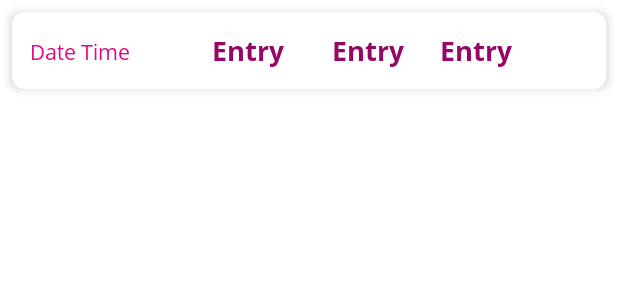
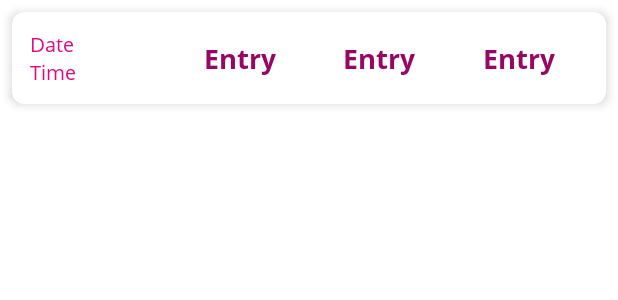
Before and after one commit to harsh-weather/Health-Tracker, an Android app: the layout card_item_general.xml on its own in the app's theme, with its tools: preview values and no code run, on a phone screen of 412 x 824 dp. Shown: the top 300 px of the screen. Run offline under Robolectric (Android 15) with nearby library versions, the phone set to English and light mode, and no system bars; Roboto replaces fonts that are not available here.

Commit message:
release-1 + separated date time

```diff
--- a/app/src/main/java/com/example/tabbed_test/CardAdapterBpm.java
+++ b/app/src/main/java/com/example/tabbed_test/CardAdapterBpm.java
@@ -29,8 +29,10 @@ public class CardAdapterBpm extends RecyclerView.Adapter<MyViewHolder> {
     @Override
     public void onBindViewHolder(@NonNull MyViewHolder holder, int position) {
         holder.mEntry.setText(recordList.get(position).getBpm());
-        holder.mDateTime.setText((recordList.get(position).getDate()));
-
+        holder.mDate.setText((recordList.get(position).getDate()));
+        String[] date_time = recordList.get(position).getDate().split(" ");
+        holder.mDate.setText(date_time[0]);
+        holder.mTime.setText(date_time[1]);
     }
 
     @Override
--- a/app/src/main/java/com/example/tabbed_test/CardAdapterGeneral.java
+++ b/app/src/main/java/com/example/tabbed_test/CardAdapterGeneral.java
@@ -31,7 +31,9 @@ public class CardAdapterGeneral extends RecyclerView.Adapter<MyViewHolderGeneral
         holder.mEntry1.setText(recordList.get(position).getOxygen());
         holder.mEntry2.setText(recordList.get(position).getBpm());
         holder.mEntry3.setText(recordList.get(position).getTemp());
-        holder.mDateTime.setText((recordList.get(position).getDate()));
+        String[] date_time = recordList.get(position).getDate().split(" ");
+        holder.mDate.setText(date_time[0]);
+        holder.mTime.setText(date_time[1]);
     }
 
     @Override
--- a/app/src/main/java/com/example/tabbed_test/CardAdapterOxygen.java
+++ b/app/src/main/java/com/example/tabbed_test/CardAdapterOxygen.java
@@ -29,8 +29,10 @@ public class CardAdapterOxygen extends RecyclerView.Adapter<MyViewHolder> {
     @Override
     public void onBindViewHolder(@NonNull MyViewHolder holder, int position) {
         holder.mEntry.setText(recordList.get(position).getOxygen());
-        holder.mDateTime.setText((recordList.get(position).getDate()));
-
+        holder.mDate.setText((recordList.get(position).getDate()));
+        String[] date_time = recordList.get(position).getDate().split(" ");
+        holder.mDate.setText(date_time[0]);
+        holder.mTime.setText(date_time[1]);
     }
 
     @Override
--- a/app/src/main/java/com/example/tabbed_test/CardAdapterTemp.java
+++ b/app/src/main/java/com/example/tabbed_test/CardAdapterTemp.java
@@ -29,8 +29,10 @@ public class CardAdapterTemp extends RecyclerView.Adapter<MyViewHolder> {
     @Override
     public void onBindViewHolder(@NonNull MyViewHolder holder, int position) {
         holder.mEntry.setText(recordList.get(position).getTemp());
-        holder.mDateTime.setText((recordList.get(position).getDate()));
-
+        holder.mDate.setText((recordList.get(position).getDate()));
+        String[] date_time = recordList.get(position).getDate().split(" ");
+        holder.mDate.setText(date_time[0]);
+        holder.mTime.setText(date_time[1]);
     }
 
     @Override
--- a/app/src/main/java/com/example/tabbed_test/MyViewHolderGeneral.java
+++ b/app/src/main/java/com/example/tabbed_test/MyViewHolderGeneral.java
@@ -8,7 +8,7 @@ import androidx.recyclerview.widget.RecyclerView;
 
 public class MyViewHolderGeneral extends RecyclerView.ViewHolder {
 
-    TextView mEntry1, mEntry2, mEntry3, mDateTime;
+    TextView mEntry1, mEntry2, mEntry3, mDate, mTime;
 
     public MyViewHolderGeneral(@NonNull View itemView) {
         super(itemView);
@@ -16,6 +16,7 @@ public class MyViewHolderGeneral extends RecyclerView.ViewHolder {
         this.mEntry1 = itemView.findViewById(R.id.card_entry1);
         this.mEntry2 = itemView.findViewById(R.id.card_entry2);
         this.mEntry3 = itemView.findViewById(R.id.card_entry3);
-        this.mDateTime = itemView.findViewById(R.id.card_dateTime);
+        this.mDate = itemView.findViewById(R.id.card_date);
+        this.mTime = itemView.findViewById(R.id.card_time_general);
     }
 }
--- a/app/src/main/res/layout/activity_main.xml
+++ b/app/src/main/res/layout/activity_main.xml
@@ -17,7 +17,7 @@
         android:layout_width="match_parent"
         android:layout_height="match_parent"
         android:layout_gravity="start"
-        android:background="@color/toolbar_dark"
+        android:background="@color/toolbar_darkest"
         android:fitsSystemWindows="true"
         app:headerLayout="@layout/nav_header"
         app:itemIconTint="@color/white"
--- a/app/src/main/res/layout/card_item_general.xml
+++ b/app/src/main/res/layout/card_item_general.xml
@@ -7,65 +7,85 @@
     android:padding="8dp"
     app:cardBackgroundColor="@color/card_bg"
     app:cardCornerRadius="8dp"
-    app:cardElevation="4dp">
+    app:cardElevation="4dp"
+    app:layout_constraintHeight_percent="0.1">
 
     <androidx.constraintlayout.widget.ConstraintLayout
         android:layout_width="match_parent"
-        android:layout_height="wrap_content"
+        android:layout_height="match_parent"
         android:padding="12dp">
 
         <TextView
             android:id="@+id/card_entry1"
             android:layout_width="wrap_content"
             android:layout_height="wrap_content"
-            android:layout_marginStart="24dp"
-            android:layout_marginLeft="24dp"
             android:fontFamily="@font/open_sans_bold"
             android:text="Entry"
             android:textAppearance="@style/TextAppearance.AppCompat.Medium"
             android:textColor="@color/card_main_text"
             app:layout_constraintBottom_toBottomOf="parent"
-            app:layout_constraintStart_toEndOf="@+id/card_dateTime"
+            app:layout_constraintEnd_toStartOf="@+id/guideline3"
+            app:layout_constraintHorizontal_bias="0.5"
+            app:layout_constraintStart_toStartOf="@+id/guideline2"
             app:layout_constraintTop_toTopOf="parent" />
 
         <TextView
             android:id="@+id/card_entry2"
             android:layout_width="wrap_content"
             android:layout_height="wrap_content"
-            android:layout_marginStart="32dp"
-            android:layout_marginLeft="32dp"
             android:fontFamily="@font/open_sans_bold"
             android:text="Entry"
             android:textAppearance="@style/TextAppearance.AppCompat.Medium"
             android:textColor="@color/card_main_text"
             app:layout_constraintBottom_toBottomOf="parent"
-            app:layout_constraintStart_toEndOf="@+id/card_entry1"
+            app:layout_constraintEnd_toStartOf="@+id/guideline4"
+            app:layout_constraintHorizontal_bias="0.5"
+            app:layout_constraintStart_toStartOf="@+id/guideline3"
             app:layout_constraintTop_toTopOf="parent" />
 
         <TextView
             android:id="@+id/card_entry3"
             android:layout_width="wrap_content"
             android:layout_height="wrap_content"
-            android:layout_marginStart="24dp"
-            android:layout_marginLeft="24dp"
             android:fontFamily="@font/open_sans_bold"
             android:text="Entry"
             android:textAppearance="@style/TextAppearance.AppCompat.Medium"
             android:textColor="@color/card_main_text"
             app:layout_constraintBottom_toBottomOf="parent"
-            app:layout_constraintStart_toEndOf="@+id/card_entry2"
+            app:layout_constraintEnd_toEndOf="parent"
+            app:layout_constraintHorizontal_bias="0.5"
+            app:layout_constraintStart_toStartOf="@+id/guideline4"
             app:layout_constraintTop_toTopOf="parent" />
 
         <TextView
-            android:id="@+id/card_dateTime"
-            android:layout_width="97dp"
+            android:id="@+id/card_date"
+            android:layout_width="0dp"
             android:layout_height="wrap_content"
             android:fontFamily="@font/open_sans"
-            android:text="Date Time"
+            android:text="Date"
             android:textColor="@color/card_secondary_text"
+            android:textSize="13sp"
+            app:layout_constraintBottom_toTopOf="@+id/card_time_general"
+            app:layout_constraintEnd_toStartOf="@+id/guideline2"
+            app:layout_constraintHorizontal_bias="0.5"
+            app:layout_constraintStart_toStartOf="parent"
+            app:layout_constraintTop_toTopOf="parent"
+            app:layout_constraintVertical_chainStyle="packed" />
+
+        <TextView
+            android:id="@+id/card_time_general"
+            android:layout_width="0dp"
+            android:layout_height="wrap_content"
+            android:fontFamily="@font/open_sans"
+            android:text="Time"
+            android:textColor="@color/card_secondary_text"
+            android:textSize="13sp"
             app:layout_constraintBottom_toBottomOf="parent"
+            app:layout_constraintEnd_toStartOf="@+id/guideline2"
+            app:layout_constraintHorizontal_bias="0.5"
             app:layout_constraintStart_toStartOf="parent"
-            app:layout_constraintTop_toTopOf="@+id/card_entry1" />
+            app:layout_constraintTop_toBottomOf="@+id/card_date"
+            app:layout_constraintVertical_bias="1.0" />
 
         <View
             android:id="@+id/divider4"
@@ -76,18 +96,25 @@
             app:layout_constraintTop_toBottomOf="@+id/card_entry2" />
 
         <androidx.constraintlayout.widget.Guideline
+            android:id="@+id/guideline2"
+            android:layout_width="wrap_content"
+            android:layout_height="wrap_content"
+            android:orientation="vertical"
+            app:layout_constraintGuide_percent="0.25" />
+
+        <androidx.constraintlayout.widget.Guideline
+            android:id="@+id/guideline3"
+            android:layout_width="wrap_content"
+            android:layout_height="wrap_content"
+            android:orientation="vertical"
+            app:layout_constraintGuide_percent="0.5" />
+
+        <androidx.constraintlayout.widget.Guideline
             android:id="@+id/guideline4"
             android:layout_width="wrap_content"
             android:layout_height="wrap_content"
             android:orientation="vertical"
-            app:layout_constraintGuide_begin="306dp" />
-
-        <androidx.constraintlayout.widget.Guideline
-            android:id="@+id/guideline2"
-            android:layout_width="wrap_content"
-            android:layout_height="wrap_content"
-            android:orientation="vertical"
-            app:layout_constraintGuide_begin="102dp" />
+            app:layout_constraintGuide_percent="0.75" />
 
 
     </androidx.constraintlayout.widget.ConstraintLayout>
```
Also changed, not shown: app/src/main/java/com/example/tabbed_test/MyViewHolder.java (+5 -2 lines), app/src/main/res/layout/card_item.xml (+19 -2 lines), app/src/main/res/layout/nav_header.xml (+16 -16 lines).
